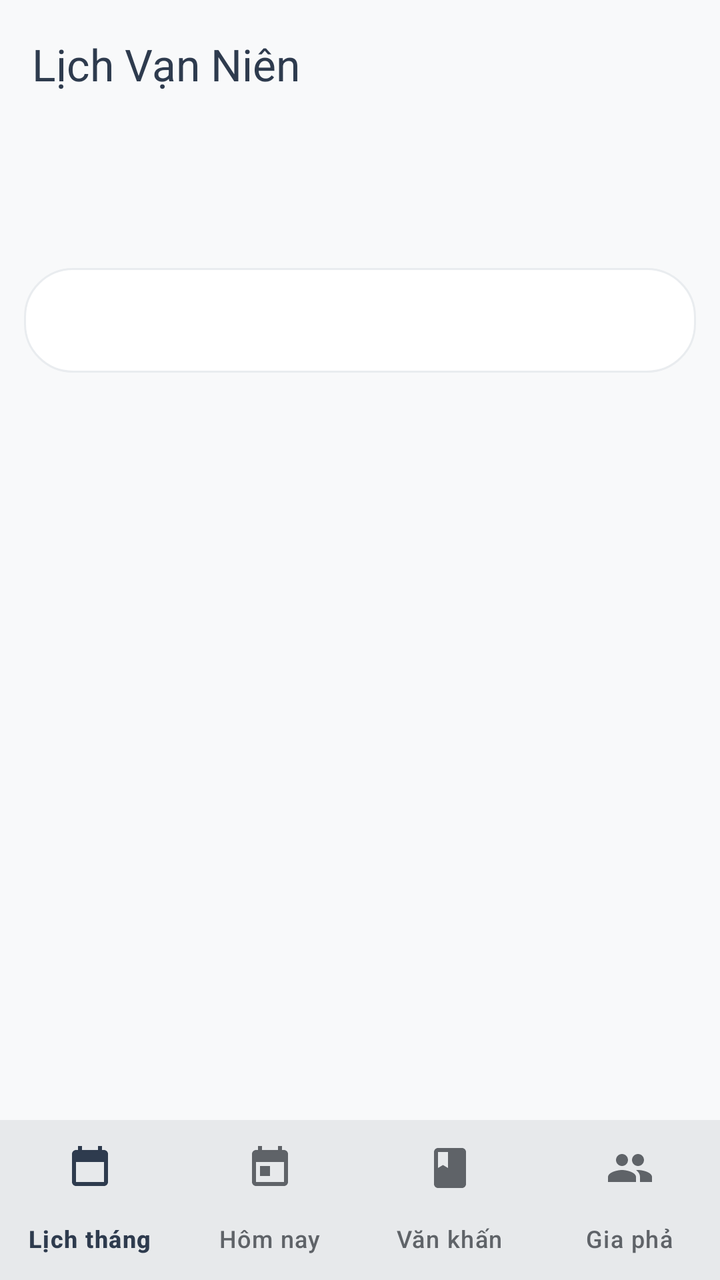
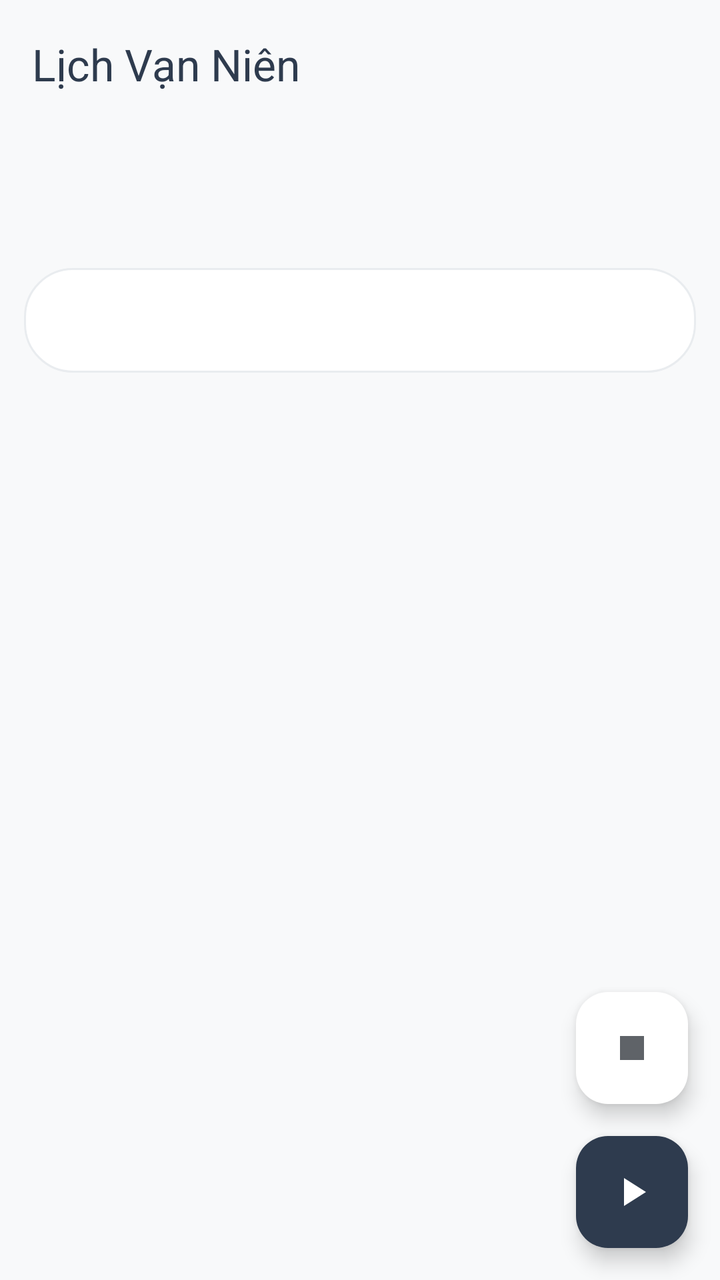

The first picture is an Android layout as it rendered before a commit; the second is the same layout after the commit. The layout source and the unified diff follow.
<!-- AndroidManifest.xml: activity theme AppTheme -->
<!-- res/layout/activity_van_khan_detail.xml -->
<?xml version="1.0" encoding="utf-8"?>
<LinearLayout xmlns:android="http://schemas.android.com/apk/res/android"
    xmlns:app="http://schemas.android.com/apk/res-auto"
    android:layout_width="match_parent"
    android:layout_height="match_parent"
    android:background="?attr/colorSurface"
    android:orientation="vertical"
    android:id="@+id/app_root">

    <include layout="@layout/app_header" />
    <LinearLayout
        android:id="@+id/app_body"
        android:layout_width="match_parent"
        android:layout_height="0dp"
        android:layout_weight="1"
        android:orientation="vertical">


    <androidx.core.widget.NestedScrollView
        android:id="@+id/detail_scroll"
        android:layout_width="match_parent"
        android:layout_height="0dp"
        android:layout_weight="1">

        <LinearLayout
            android:layout_width="match_parent"
            android:layout_height="wrap_content"
            android:orientation="vertical"
            android:padding="12dp">

            <TextView
                android:id="@+id/detail_legend"
                android:layout_width="match_parent"
                android:layout_height="wrap_content"
                android:paddingHorizontal="4dp"
                android:paddingBottom="8dp"
                android:textColor="@color/textSecondary"
                android:textSize="12sp" />

            <TextView
                android:id="@+id/detail_title"
                android:layout_width="match_parent"
                android:layout_height="wrap_content"
                android:paddingHorizontal="4dp"
                android:paddingBottom="8dp"
                android:textColor="@color/primaryDarkColor"
                android:textSize="19sp"
                android:textStyle="bold" />

            <TextView
                android:id="@+id/detail_body"
                android:layout_width="match_parent"
                android:layout_height="wrap_content"
                android:background="@drawable/month_card_background"
                android:lineSpacingExtra="4dp"
                android:padding="16dp"
                android:textColor="@color/textPrimary"
                android:textIsSelectable="true"
                android:textSize="15sp" />

            <HorizontalScrollView
                android:layout_width="match_parent"
                android:layout_height="wrap_content"
                android:layout_marginTop="10dp"
                android:scrollbars="none">

                <LinearLayout
                    android:id="@+id/detail_fields"
                    android:layout_width="wrap_content"
                    android:layout_height="wrap_content"
                    android:orientation="horizontal" />

            </HorizontalScrollView>

        </LinearLayout>
    </androidx.core.widget.NestedScrollView>
        </LinearLayout>

<include layout="@layout/app_bottom_nav" />

</LinearLayout>
<!-- res/layout/app_header.xml (included above) -->
<?xml version="1.0" encoding="utf-8"?>
<com.google.android.material.appbar.MaterialToolbar xmlns:android="http://schemas.android.com/apk/res/android"
    xmlns:app="http://schemas.android.com/apk/res-auto"
    android:id="@+id/toolbar"
    android:layout_width="match_parent"
    android:layout_height="?attr/actionBarSize"
    android:background="?attr/colorSurface"
    android:elevation="0dp"
    app:navigationIconTint="?attr/colorOnSurface"
    app:title="@string/app_name"
    app:titleTextColor="?attr/colorOnSurface" />
<!-- res/layout/app_bottom_nav.xml (included above) -->
<?xml version="1.0" encoding="utf-8"?>
<com.google.android.material.bottomnavigation.BottomNavigationView xmlns:android="http://schemas.android.com/apk/res/android"
    xmlns:app="http://schemas.android.com/apk/res-auto"
    android:id="@+id/bottom_navigation"
    android:layout_width="match_parent"
    android:layout_height="wrap_content"
    android:background="?attr/colorSurface"
    android:elevation="3dp"
    app:itemIconTint="@color/bottom_nav_item_color"
    app:itemTextColor="@color/bottom_nav_item_color"
    app:labelVisibilityMode="labeled"
    app:menu="@menu/main_bottom_nav" />
<!-- resources referenced by this layout -->
<resources>
  <color name="primaryDarkColor">#1A2332</color>
  <color name="textPrimary">#2E3B4E</color>
  <color name="textSecondary">#5F6368</color>
  <!-- drawable month_card_background (drawable) -->
  <?xml version="1.0" encoding="utf-8"?>
  <shape xmlns:android="http://schemas.android.com/apk/res/android">
      <solid android:color="?attr/colorSurfaceVariant" />
      <corners android:radius="24dp" />
      <stroke
          android:width="1dp"
          android:color="?attr/colorOutline" />
  </shape>
  <string name="app_name">Lịch Vạn Niên</string>
  <style name="AppTheme" parent="Theme.Material3.Light.NoActionBar">
          <item name="colorPrimary">@color/primaryColor</item>
          <item name="colorOnPrimary">@color/textLight</item>
          <item name="colorPrimaryContainer">@color/monthTonal</item>
          <item name="colorOnPrimaryContainer">@color/primaryDarkColor</item>
          <item name="colorSecondary">@color/secondaryColor</item>
          <item name="colorOnSecondary">@color/textLight</item>
          <item name="colorSecondaryContainer">@color/monthTonal</item>
          <item name="colorOnSecondaryContainer">@color/primaryDarkColor</item> 
          <item name="colorSurface">@color/backgroundPrimary</item>
          <item name="colorOnSurface">@color/textPrimary</item>
          <item name="colorSurfaceVariant">@color/backgroundSecondary</item>
          <item name="colorOnSurfaceVariant">@color/textSecondary</item>
          <item name="colorOutline">@color/cardBorder</item>
          <item name="android:windowBackground">@color/backgroundPrimary</item>
          <item name="android:statusBarColor">@android:color/transparent</item>
          <item name="android:navigationBarColor">@android:color/transparent</item>
          <item name="android:windowLightStatusBar">true</item>
          <item name="android:windowLightNavigationBar">true</item>
          <item name="android:textColorPrimary">@color/textPrimary</item>
          <item name="android:textColorSecondary">@color/textSecondary</item>
      </style>
  <color name="primaryColor">#2E3B4E</color>
  <color name="textLight">#FFFFFF</color>
  <color name="monthTonal">#FCE4EC</color>
  <color name="secondaryColor">#C2185B</color>
  <color name="backgroundPrimary">#F8F9FA</color>
  <color name="backgroundSecondary">#FFFFFF</color>
  <color name="cardBorder">#E9ECEF</color>
</resources>

<!-- the commit's change to res/layout/activity_van_khan_detail.xml (unified diff, before → after) -->
@@ -16,11 +16,15 @@
         android:orientation="vertical">
 
 
+    <FrameLayout
+        android:layout_width="match_parent"
+        android:layout_height="0dp"
+        android:layout_weight="1">
+
     <androidx.core.widget.NestedScrollView
         android:id="@+id/detail_scroll"
         android:layout_width="match_parent"
-        android:layout_height="0dp"
-        android:layout_weight="1">
+        android:layout_height="match_parent">
 
         <LinearLayout
             android:layout_width="match_parent"
@@ -74,11 +78,34 @@
 
         </LinearLayout>
     </androidx.core.widget.NestedScrollView>
-        </LinearLayout>
 
-<include layout="@layout/app_bottom_nav" />
+        <com.google.android.material.floatingactionbutton.FloatingActionButton
+            android:id="@+id/fab_speak_stop"
+            android:layout_width="wrap_content"
+            android:layout_height="wrap_content"
+            android:layout_gravity="bottom|end"
+            android:layout_marginEnd="16dp"
+            android:layout_marginBottom="88dp"
+            android:contentDescription="Dừng đọc"
+            app:backgroundTint="?attr/colorSurfaceVariant"
+            app:fabSize="normal"
+            app:srcCompat="@drawable/ic_tts_stop"
+            app:tint="?attr/colorOnSurfaceVariant" />
 
-</LinearLayout>
+        <com.google.android.material.floatingactionbutton.FloatingActionButton
+            android:id="@+id/fab_speak"
+            android:layout_width="wrap_content"
+            android:layout_height="wrap_content"
+            android:layout_gravity="bottom|end"
+            android:layout_margin="16dp"
+            android:contentDescription="Đọc bài khấn"
+            app:backgroundTint="?attr/colorPrimary"
+            app:fabSize="normal"
+            app:srcCompat="@drawable/ic_tts_play"
+            app:tint="?attr/colorOnPrimary" />
+
+    </FrameLayout>
+        </LinearLayout></LinearLayout>
 <!-- res/layout/app_header.xml (included above) -->
 <?xml version="1.0" encoding="utf-8"?>
 <com.google.android.material.appbar.MaterialToolbar xmlns:android="http://schemas.android.com/apk/res/android"
@@ -91,16 +118,3 @@
     app:navigationIconTint="?attr/colorOnSurface"
     app:title="@string/app_name"
     app:titleTextColor="?attr/colorOnSurface" />
-<!-- res/layout/app_bottom_nav.xml (included above) -->
-<?xml version="1.0" encoding="utf-8"?>
-<com.google.android.material.bottomnavigation.BottomNavigationView xmlns:android="http://schemas.android.com/apk/res/android"
-    xmlns:app="http://schemas.android.com/apk/res-auto"
-    android:id="@+id/bottom_navigation"
-    android:layout_width="match_parent"
-    android:layout_height="wrap_content"
-    android:background="?attr/colorSurface"
-    android:elevation="3dp"
-    app:itemIconTint="@color/bottom_nav_item_color"
-    app:itemTextColor="@color/bottom_nav_item_color"
-    app:labelVisibilityMode="labeled"
-    app:menu="@menu/main_bottom_nav" />
<!-- resource entries referenced after the edit -->
@@ -3,6 +3,24 @@
   <color name="primaryDarkColor">#1A2332</color>
   <color name="textPrimary">#2E3B4E</color>
   <color name="textSecondary">#5F6368</color>
+  <!-- drawable ic_tts_play (drawable) -->
+  <?xml version="1.0" encoding="utf-8"?>
+  <vector xmlns:android="http://schemas.android.com/apk/res/android"
+      android:width="24dp"
+      android:height="24dp"
+      android:viewportWidth="24"
+      android:viewportHeight="24">
+      <path
+          android:fillColor="#FFFFFF"
+          android:pathData="M8,5v14l11,-7z" />
+  </vector>
+  <!-- drawable ic_tts_stop (drawable) -->
+  <vector xmlns:android="http://schemas.android.com/apk/res/android"
+      android:width="24dp" android:height="24dp"
+      android:viewportWidth="24" android:viewportHeight="24">
+      <path android:fillColor="#FFFFFFFF"
+          android:pathData="M6,6h12v12H6z" />
+  </vector>
   <!-- drawable month_card_background (drawable) -->
   <?xml version="1.0" encoding="utf-8"?>
   <shape xmlns:android="http://schemas.android.com/apk/res/android">
